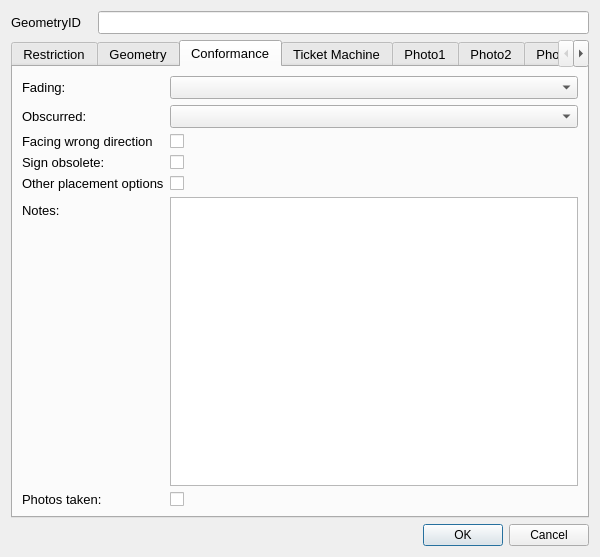
First picture: the form in restrictionSignsDetails_dialog_base.ui, repository tlh22/TOMs, before the edit.
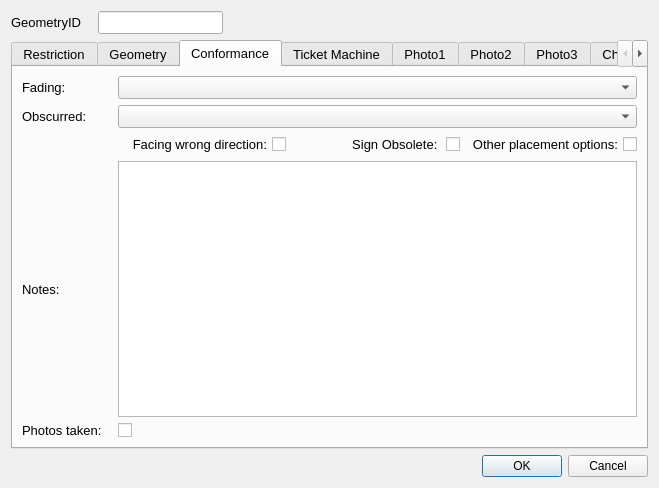
Second picture: the form after the edit. The open tabs and pages were chosen to show the change. Custom widgets are drawn as their Qt base class.

Diff of the .ui file:
```diff
--- a/restrictionSignsDetails_dialog_base.ui
+++ b/restrictionSignsDetails_dialog_base.ui
@@ -6,46 +6,44 @@
    <rect>
     <x>0</x>
     <y>0</y>
-    <width>600</width>
-    <height>557</height>
+    <width>659</width>
+    <height>488</height>
    </rect>
   </property>
   <property name="sizePolicy">
-   <sizepolicy hsizetype="Minimum" vsizetype="Minimum">
+   <sizepolicy hsizetype="Preferred" vsizetype="Preferred">
     <horstretch>0</horstretch>
     <verstretch>0</verstretch>
    </sizepolicy>
   </property>
   <property name="maximumSize">
    <size>
-    <width>600</width>
-    <height>600</height>
+    <width>680</width>
+    <height>500</height>
    </size>
   </property>
   <property name="windowTitle">
    <string>Dialog</string>
   </property>
-  <layout class="QFormLayout" name="formLayout_6">
-   <item row="0" column="0">
-    <widget class="QLabel" name="label">
-     <property name="minimumSize">
-      <size>
-       <width>81</width>
-       <height>16</height>
-      </size>
+  <layout class="QGridLayout" name="gridLayout">
+   <item row="2" column="2">
+    <widget class="QDialogButtonBox" name="button_box">
+     <property name="orientation">
+      <enum>Qt::Horizontal</enum>
      </property>
-     <property name="font">
-      <font>
-       <pointsize>10</pointsize>
-      </font>
-     </property>
-     <property name="text">
-      <string>GeometryID</string>
+     <property name="standardButtons">
+      <set>QDialogButtonBox::Cancel|QDialogButtonBox::Ok</set>
      </property>
     </widget>
    </item>
    <item row="0" column="1">
     <widget class="QLineEdit" name="GeometryID">
+     <property name="sizePolicy">
+      <sizepolicy hsizetype="Preferred" vsizetype="Preferred">
+       <horstretch>0</horstretch>
+       <verstretch>0</verstretch>
+      </sizepolicy>
+     </property>
      <property name="font">
       <font>
        <pointsize>10</pointsize>
@@ -62,7 +60,7 @@
      </property>
     </widget>
    </item>
-   <item row="1" column="0" colspan="2">
+   <item row="1" column="0" colspan="3">
     <widget class="QTabWidget" name="Details">
      <property name="minimumSize">
       <size>
@@ -173,7 +171,7 @@
       <attribute name="title">
        <string>Geometry</string>
       </attribute>
-      <layout class="QFormLayout" name="formLayout_5">
+      <layout class="QFormLayout" name="formLayout_2">
        <item row="0" column="0">
         <widget class="QLabel" name="lbl_RoadName">
          <property name="minimumSize">
@@ -265,21 +263,21 @@
          </property>
         </widget>
        </item>
-       <item row="6" column="0">
+       <item row="5" column="0">
         <widget class="QLabel" name="label_9">
          <property name="text">
           <string>Surveyor:</string>
          </property>
         </widget>
        </item>
-       <item row="6" column="1">
+       <item row="5" column="1">
         <widget class="QLineEdit" name="Surveyor">
          <property name="readOnly">
           <bool>true</bool>
          </property>
         </widget>
        </item>
-       <item row="7" column="0">
+       <item row="6" column="0">
         <widget class="QLabel" name="lbl_RoadName_2">
          <property name="minimumSize">
           <size>
@@ -297,7 +295,7 @@
          </property>
         </widget>
        </item>
-       <item row="7" column="1">
+       <item row="6" column="1">
         <widget class="QLineEdit" name="RestrictionID"/>
        </item>
       </layout>
@@ -306,7 +304,7 @@
       <attribute name="title">
        <string>Conformance</string>
       </attribute>
-      <layout class="QFormLayout" name="formLayout_2">
+      <layout class="QGridLayout" name="gridLayout_3">
        <item row="0" column="0">
         <widget class="QLabel" name="lbl_TimePeriod_5">
          <property name="minimumSize">
@@ -328,7 +326,7 @@
        <item row="0" column="1">
         <widget class="QComboBox" name="Compl_Signs_Faded"/>
        </item>
-       <item row="2" column="0">
+       <item row="1" column="0">
         <widget class="QLabel" name="lbl_MaxStay_5">
          <property name="minimumSize">
           <size>
@@ -346,81 +344,67 @@
          </property>
         </widget>
        </item>
-       <item row="2" column="1">
+       <item row="1" column="1">
         <widget class="QComboBox" name="Compl_Signs_Obscured"/>
        </item>
-       <item row="4" column="0">
-        <widget class="QLabel" name="label_5">
-         <property name="text">
-          <string>Facing wrong direction</string>
-         </property>
-         <property name="wordWrap">
-          <bool>true</bool>
-         </property>
-        </widget>
+       <item row="2" column="1">
+        <layout class="QGridLayout" name="gridLayout_2">
+         <item row="0" column="0">
+          <widget class="QCheckBox" name="Compl_Signs_Direction">
+           <property name="layoutDirection">
+            <enum>Qt::RightToLeft</enum>
+           </property>
+           <property name="text">
+            <string>Facing wrong direction:</string>
+           </property>
+          </widget>
+         </item>
+         <item row="0" column="1">
+          <widget class="QCheckBox" name="Compl_Signs_Obsolete">
+           <property name="layoutDirection">
+            <enum>Qt::RightToLeft</enum>
+           </property>
+           <property name="text">
+            <string>Sign Obsolete: </string>
+           </property>
+          </widget>
+         </item>
+         <item row="0" column="2">
+          <widget class="QCheckBox" name="Compl_Signs_OtherOptions">
+           <property name="layoutDirection">
+            <enum>Qt::RightToLeft</enum>
+           </property>
+           <property name="text">
+            <string>Other placement options:</string>
+           </property>
+          </widget>
+         </item>
+        </layout>
        </item>
-       <item row="4" column="1">
-        <widget class="QCheckBox" name="Compl_Signs_Direction">
+       <item row="3" column="0">
+        <widget class="QLabel" name="label_3">
          <property name="text">
-          <string/>
+          <string>Notes:</string>
          </property>
         </widget>
        </item>
-       <item row="6" column="0">
-        <widget class="QLabel" name="label_6">
-         <property name="text">
-          <string>Sign obsolete:</string>
-         </property>
-        </widget>
-       </item>
-       <item row="6" column="1">
-        <widget class="QCheckBox" name="Compl_Signs_Obsolete">
-         <property name="text">
-          <string/>
-         </property>
-        </widget>
-       </item>
-       <item row="10" column="1">
+       <item row="3" column="1">
         <widget class="QTextEdit" name="Signs_Notes"/>
        </item>
-       <item row="17" column="0">
+       <item row="4" column="0">
         <widget class="QLabel" name="label_4">
          <property name="text">
           <string>Photos taken:</string>
          </property>
         </widget>
        </item>
-       <item row="17" column="1">
+       <item row="4" column="1">
         <widget class="QCheckBox" name="PhotoTaken">
          <property name="text">
           <string/>
          </property>
         </widget>
        </item>
-       <item row="10" column="0">
-        <widget class="QLabel" name="label_3">
-         <property name="text">
-          <string>Notes:</string>
-         </property>
-        </widget>
-       </item>
-       <item row="8" column="0">
-        <widget class="QLabel" name="label_7">
-         <property name="text">
-          <string>Other placement options</string>
-         </property>
-         <property name="wordWrap">
-          <bool>true</bool>
-         </property>
-        </widget>
-       </item>
-       <item row="8" column="1">
-        <widget class="QCheckBox" name="Compl_Signs_OtherOptions">
-         <property name="text">
-          <string/>
-         </property>
-        </widget>
-       </item>
       </layout>
      </widget>
      <widget class="QWidget" name="TicketMachine">
@@ -461,7 +445,7 @@
       <attribute name="title">
        <string>Photo1</string>
       </attribute>
-      <layout class="QGridLayout" name="gridLayout_2">
+      <layout class="QGridLayout" name="gridLayout_4">
        <item row="0" column="0">
         <widget class="QLabel" name="Photo_Widget_01">
          <property name="autoFillBackground">
@@ -478,7 +462,7 @@
       <attribute name="title">
        <string>Photo2</string>
       </attribute>
-      <layout class="QGridLayout" name="gridLayout_3">
+      <layout class="QGridLayout" name="gridLayout_5">
        <item row="0" column="0">
         <widget class="QLabel" name="Photo_Widget_02">
          <property name="autoFillBackground">
@@ -495,22 +479,18 @@
       <attribute name="title">
        <string>Photo3</string>
       </attribute>
-      <widget class="QLabel" name="Photo_Widget_03">
-       <property name="geometry">
-        <rect>
-         <x>0</x>
-         <y>0</y>
-         <width>640</width>
-         <height>480</height>
-        </rect>
-       </property>
-       <property name="autoFillBackground">
-        <bool>true</bool>
-       </property>
-       <property name="text">
-        <string>Photo not found</string>
-       </property>
-      </widget>
+      <layout class="QGridLayout" name="gridLayout_6">
+       <item row="0" column="0">
+        <widget class="QLabel" name="Photo_Widget_03">
+         <property name="autoFillBackground">
+          <bool>true</bool>
+         </property>
+         <property name="text">
+          <string>Photo not found</string>
+         </property>
+        </widget>
+       </item>
+      </layout>
      </widget>
      <widget class="QWidget" name="tab">
       <attribute name="title">
@@ -591,13 +571,21 @@
      </widget>
     </widget>
    </item>
-   <item row="2" column="1">
-    <widget class="QDialogButtonBox" name="button_box">
-     <property name="orientation">
-      <enum>Qt::Horizontal</enum>
+   <item row="0" column="0">
+    <widget class="QLabel" name="label">
+     <property name="minimumSize">
+      <size>
+       <width>81</width>
+       <height>16</height>
+      </size>
      </property>
-     <property name="standardButtons">
-      <set>QDialogButtonBox::Cancel|QDialogButtonBox::Ok</set>
+     <property name="font">
+      <font>
+       <pointsize>10</pointsize>
+      </font>
+     </property>
+     <property name="text">
+      <string>GeometryID</string>
      </property>
     </widget>
    </item>
```
